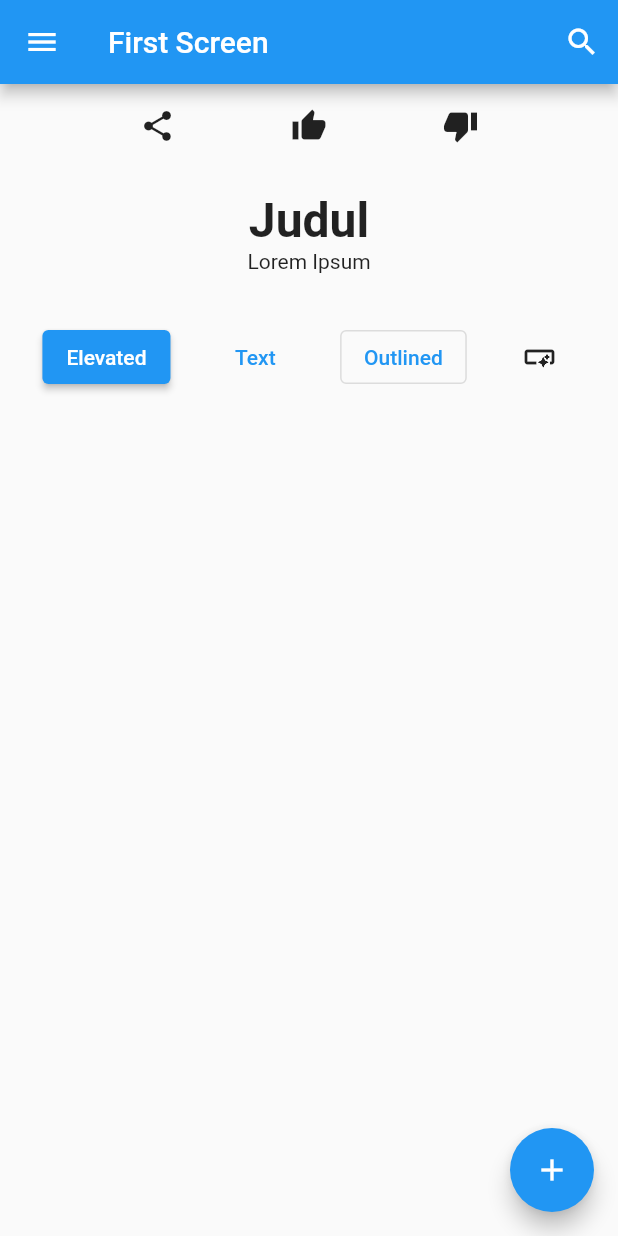
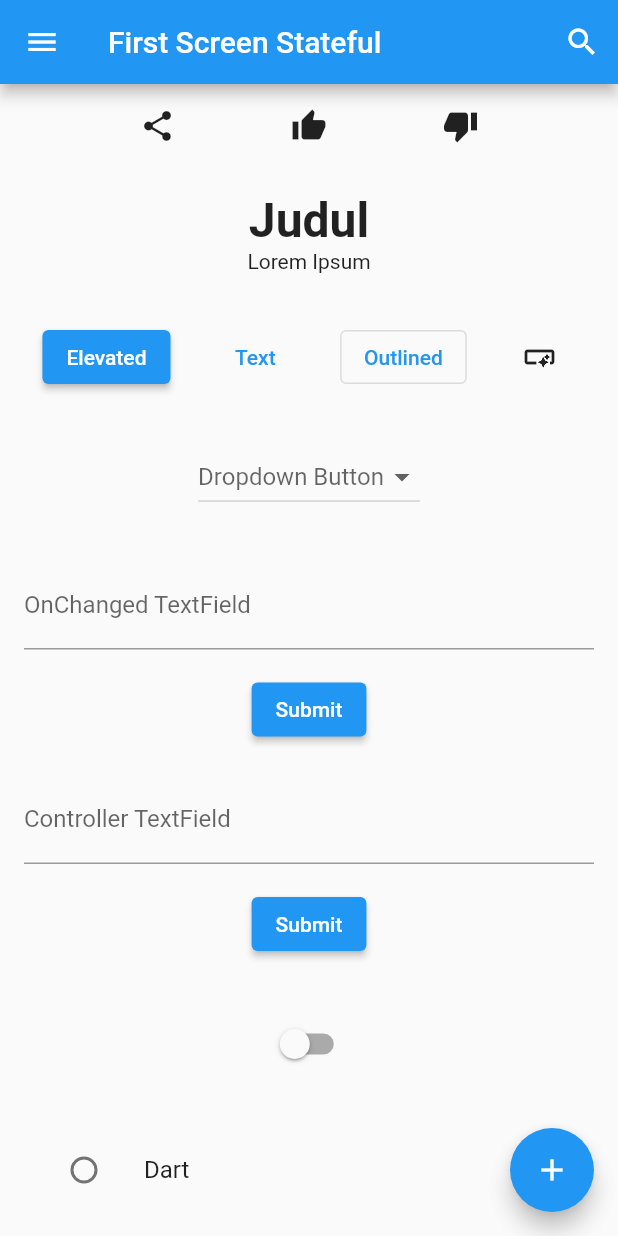
Before and after one commit to aldyhermawan1/Dicoding-Flutter-HelloWorld, a Flutter app: the screen it shows after launch, on a phone screen of 412 x 824 dp. Run offline on Flutter 3.47's test engine with Material 2 defaults, Android fonts, the phone set to English and light mode, and no system bars.

Commit message:
Input Widget, refactor codes

```diff
--- a/lib/main.dart
+++ b/lib/main.dart
@@ -1,4 +1,5 @@
 import 'package:flutter/material.dart';
+import 'package:hello_world/stateful_screen.dart';
 
 void main() {
   runApp(const MyApp());
@@ -14,90 +15,6 @@ class MyApp extends StatelessWidget {
         theme: ThemeData(
           primarySwatch: Colors.blue,
         ),
-        home: const FirstScreen());
+        home: const FirstScreenStateful());
   }
 }
-
-class FirstScreen extends StatelessWidget {
-  const FirstScreen({Key? key}) : super(key: key);
-
-  @override
-  Widget build(BuildContext context) {
-    return Scaffold(
-      appBar: AppBar(
-        title: const Text('First Screen'),
-        actions: [
-          IconButton(
-              onPressed: () {},
-              icon: const Icon(
-                Icons.search,
-                color: Colors.white,
-              ))
-        ],
-        leading: IconButton(
-          icon: const Icon(
-            Icons.menu,
-            color: Colors.white,
-          ),
-          onPressed: () {},
-        ),
-      ),
-      body: Column(
-        children: [
-          Padding(
-            padding: const EdgeInsets.all(16),
-            child: Row(
-              mainAxisAlignment: MainAxisAlignment.spaceEvenly,
-              children: const [
-                Icon(Icons.share),
-                Icon(Icons.thumb_up),
-                Icon(Icons.thumb_down),
-              ],
-            ),
-          ),
-          Padding(
-            padding: const EdgeInsets.all(16),
-            child: Column(
-              children: const [
-                Text(
-                  'Judul',
-                  style: TextStyle(fontSize: 32, fontWeight: FontWeight.bold),
-                ),
-                Text('Lorem Ipsum')
-              ],
-            ),
-          ),
-          Padding(
-            padding: const EdgeInsets.all(16),
-            child: Row(
-              mainAxisAlignment: MainAxisAlignment.spaceAround,
-              children: [
-                ElevatedButton(
-                  child: const Text('Elevated'),
-                  onPressed: () {},
-                ),
-                TextButton(
-                  child: const Text('Text'),
-                  onPressed: () {},
-                ),
-                OutlinedButton(
-                  child: const Text('Outlined'),
-                  onPressed: () {},
-                ),
-                IconButton(
-                  icon: const Icon(Icons.smart_button),
-                  tooltip: 'Icon',
-                  onPressed: () {},
-                ),
-              ],
-            ),
-          ),
-        ],
-      ),
-      floatingActionButton: FloatingActionButton(
-        child: const Icon(Icons.add),
-        onPressed: () {},
-      ),
-    );
-  }
-}
--- /dev/null
+++ b/lib/stateful_screen.dart
@@ -0,0 +1,261 @@
+import 'package:flutter/material.dart';
+
+class FirstScreenStateful extends StatefulWidget {
+  const FirstScreenStateful({Key? key}) : super(key: key);
+
+  @override
+  State<StatefulWidget> createState() => _FirstScreenState();
+}
+
+class _FirstScreenState extends State<FirstScreenStateful> {
+  String? languageDropdown;
+  String? languageRadio;
+  String? _name = '';
+  bool switchState = false;
+  bool checkBoxState = false;
+
+  final TextEditingController _controller = TextEditingController();
+
+  @override
+  Widget build(BuildContext context) {
+    return Scaffold(
+      appBar: AppBar(
+        title: const Text('First Screen Stateful'),
+        actions: [
+          IconButton(
+              onPressed: () {},
+              icon: const Icon(
+                Icons.search,
+                color: Colors.white,
+              ))
+        ],
+        leading: IconButton(
+          icon: const Icon(
+            Icons.menu,
+            color: Colors.white,
+          ),
+          onPressed: () {},
+        ),
+      ),
+      body: SingleChildScrollView(
+        child: Column(
+          children: [
+            Padding(
+              padding: const EdgeInsets.all(16),
+              child: Row(
+                mainAxisAlignment: MainAxisAlignment.spaceEvenly,
+                children: const [
+                  Icon(Icons.share),
+                  Icon(Icons.thumb_up),
+                  Icon(Icons.thumb_down),
+                ],
+              ),
+            ),
+            Padding(
+              padding: const EdgeInsets.all(16),
+              child: Column(
+                children: const [
+                  Text(
+                    'Judul',
+                    style: TextStyle(fontSize: 32, fontWeight: FontWeight.bold),
+                  ),
+                  Text('Lorem Ipsum')
+                ],
+              ),
+            ),
+            Padding(
+              padding: const EdgeInsets.all(16),
+              child: Row(
+                mainAxisAlignment: MainAxisAlignment.spaceAround,
+                children: [
+                  ElevatedButton(
+                    child: const Text('Elevated'),
+                    onPressed: () {},
+                  ),
+                  TextButton(
+                    child: const Text('Text'),
+                    onPressed: () {},
+                  ),
+                  OutlinedButton(
+                    child: const Text('Outlined'),
+                    onPressed: () {},
+                  ),
+                  IconButton(
+                    icon: const Icon(Icons.smart_button),
+                    tooltip: 'Icon',
+                    onPressed: () {},
+                  ),
+                ],
+              ),
+            ),
+            Padding(
+              padding: const EdgeInsets.all(16),
+              child: DropdownButton(
+                items: const [
+                  DropdownMenuItem(value: 'Dart', child: Text('Dart')),
+                  DropdownMenuItem(value: 'Kotlin', child: Text('Kotlin')),
+                  DropdownMenuItem(value: 'Swift', child: Text('Swift')),
+                ],
+                value: languageDropdown,
+                hint: const Text('Dropdown Button'),
+                onChanged: (String? value) {
+                  setState(() {
+                    languageDropdown = value;
+                  });
+                },
+              ),
+            ),
+            Padding(
+              padding: const EdgeInsets.all(16),
+              child: Column(
+                children: [
+                  TextField(
+                    decoration: const InputDecoration(
+                        hintText: 'Write your name here...',
+                        labelText: 'OnChanged TextField'),
+                    onChanged: (String value) {
+                      setState(() {
+                        _name = value;
+                      });
+                    },
+                  ),
+                  const SizedBox(
+                    height: 16,
+                  ),
+                  ElevatedButton(
+                    child: const Text('Submit'),
+                    onPressed: () {
+                      showDialog(
+                          context: context,
+                          builder: (context) {
+                            return AlertDialog(content: Text('$_name'));
+                          });
+                    },
+                  )
+                ],
+              ),
+            ),
+            Padding(
+              padding: const EdgeInsets.only(
+                  left: 16, top: 4, right: 16, bottom: 16),
+              child: Column(
+                children: [
+                  TextField(
+                    controller: _controller,
+                    decoration: const InputDecoration(
+                        hintText: 'Write your name here...',
+                        labelText: 'Controller TextField'),
+                  ),
+                  const SizedBox(
+                    height: 16,
+                  ),
+                  ElevatedButton(
+                    child: const Text('Submit'),
+                    onPressed: () {
+                      showDialog(
+                          context: context,
+                          builder: (context) {
+                            return AlertDialog(content: Text(_controller.text));
+                          });
+                    },
+                  )
+                ],
+              ),
+            ),
+            Padding(
+              padding: const EdgeInsets.all(16),
+              child: Switch(
+                value: switchState,
+                onChanged: (bool value) {
+                  setState(() {
+                    switchState = value;
+                    showSnackbar(switchState ? 'Switch On' : 'Switch Off');
+                  });
+                },
+              ),
+            ),
+            Padding(
+              padding: const EdgeInsets.all(16),
+              child: Column(
+                mainAxisSize: MainAxisSize.min,
+                children: [
+                  ListTile(
+                    title: const Text('Dart'),
+                    leading: Radio(
+                      value: 'Dart',
+                      groupValue: languageRadio,
+                      onChanged: (String? value) {
+                        setState(() {
+                          languageRadio = value;
+                          showSnackbar(languageRadio!);
+                        });
+                      },
+                    ),
+                  ),
+                  ListTile(
+                    title: const Text('Kotlin'),
+                    leading: Radio(
+                      value: 'Kotlin',
+                      groupValue: languageRadio,
+                      onChanged: (String? value) {
+                        setState(() {
+                          languageRadio = value;
+                          showSnackbar(languageRadio!);
+                        });
+                      },
+                    ),
+                  ),
+                  ListTile(
+                    title: const Text('Swift'),
+                    leading: Radio(
+                      value: 'Swift',
+                      groupValue: languageRadio,
+                      onChanged: (String? value) {
+                        setState(() {
+                          languageRadio = value;
+                          showSnackbar(languageRadio!);
+                        });
+                      },
+                    ),
+                  ),
+                ],
+              ),
+            ),
+            Padding(
+              padding: const EdgeInsets.all(16),
+              child: ListTile(
+                title: const Text('Agreement'),
+                leading: Checkbox(
+                  value: checkBoxState,
+                  onChanged: (bool? value) {
+                    setState(() {
+                      checkBoxState = value!;
+                      showSnackbar(switchState ? 'Agree' : 'Disagree');
+                    });
+                  },
+                ),
+              ),
+            ),
+          ],
+        ),
+      ),
+      floatingActionButton: FloatingActionButton(
+        child: const Icon(Icons.add),
+        onPressed: () {},
+      ),
+    );
+  }
+
+  @override
+  void dispose() {
+    _controller.dispose();
+    super.dispose();
+  }
+
+  void showSnackbar(String value) {
+    ScaffoldMessenger.of(context).showSnackBar(SnackBar(
+      content: Text(value),
+      duration: const Duration(seconds: 1),
+    ));
+  }
+}
```
Also changed, not shown: lib/stateless_screen.dart (added, +85 -0 lines).
